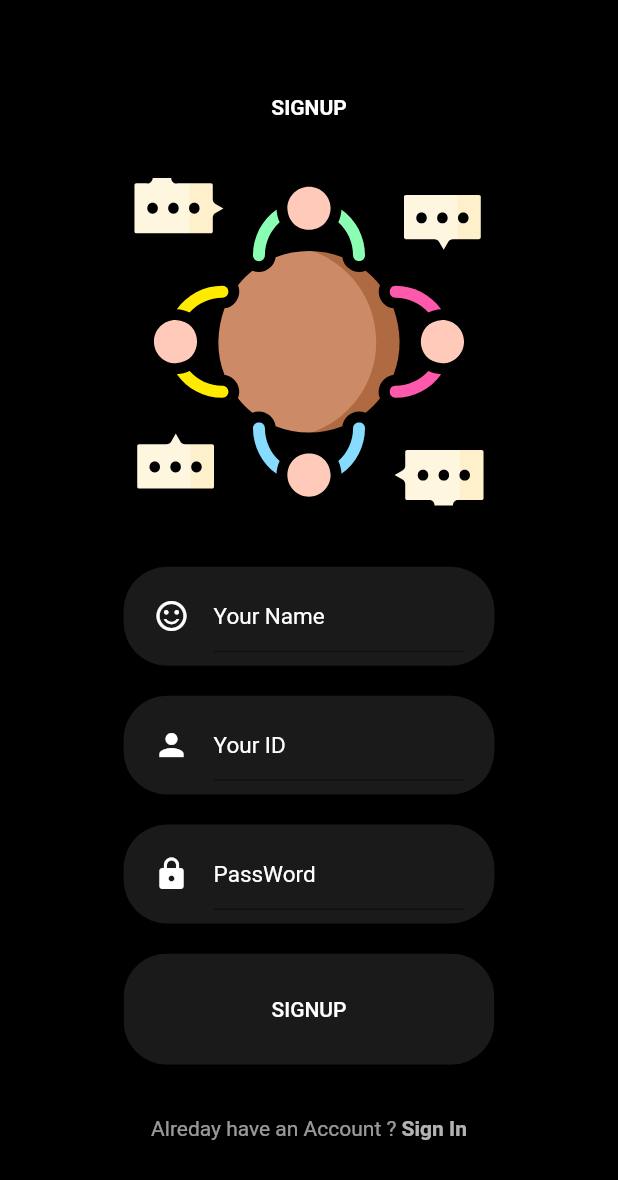
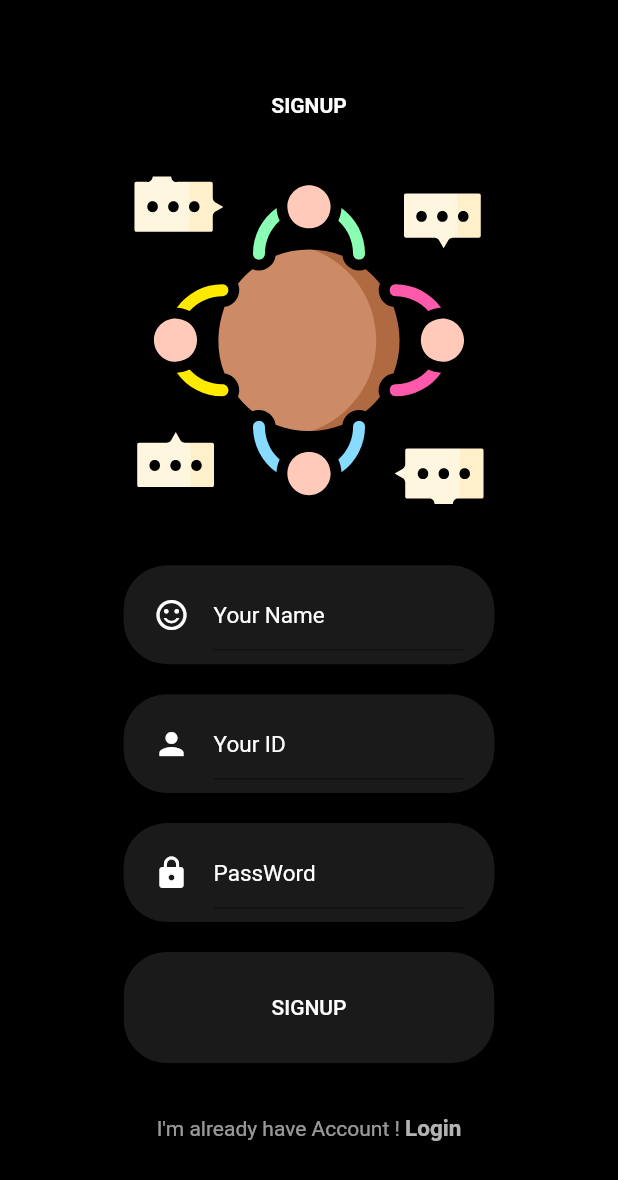
Before and after one commit to HALEEGO/main, a Flutter app: the SignUpScreen screen opened directly, on a phone screen of 412 x 824 dp. Shown: the top 1180 px of the screen. Run offline on Flutter 3.47's test engine with Material 2 defaults, Android fonts, the phone set to English and light mode, and no system bars; our stand-ins replace flutter_secure_storage, flutter_svg, flutter_swipe_action_cell, table_calendar; accounts and stored records are empty; network calls fail.

Commit message:
feat: change text style, body
ㅈㄱㄴ

```diff
--- a/lib/components/already_have_an_account_check.dart
+++ b/lib/components/already_have_an_account_check.dart
@@ -16,14 +16,16 @@ class AlreadyHaveAnAccountCheck extends StatelessWidget {
       mainAxisAlignment: MainAxisAlignment.center,
       children: <Widget>[
         Text(
-          login ? "Don't have an Account ? " : "Alreday have an Account ? ",
+          login ? "You can make Account " : "I'm already have Account ! ",
           style: TextStyle(color: Colors.white60),
         ),
         GestureDetector(
           onTap: press,
-          child: Text(login ? "Sign Up" : "Sign In",
+          child: Text(login ? "Here" : "Login",
               style: TextStyle(
-                  color: Colors.white70, fontWeight: FontWeight.bold)),
+                  color: Colors.white70,
+                  fontWeight: FontWeight.bold,
+                  fontSize: 15)),
         )
       ],
     );
```
